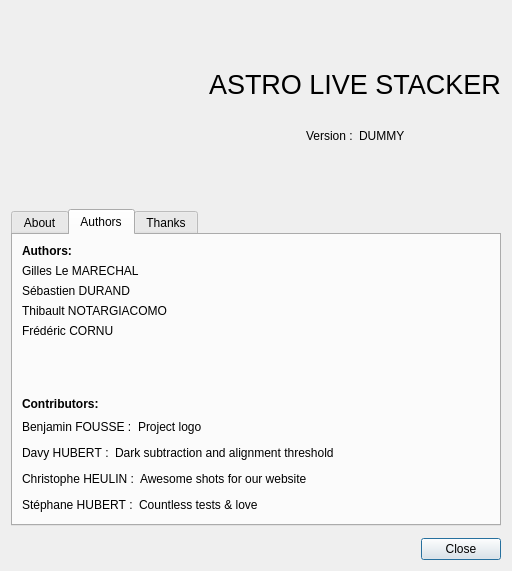
Before: the Qt Designer form src/als/ui/about_ui.ui in deufrai/als, drawn with Qt 5.
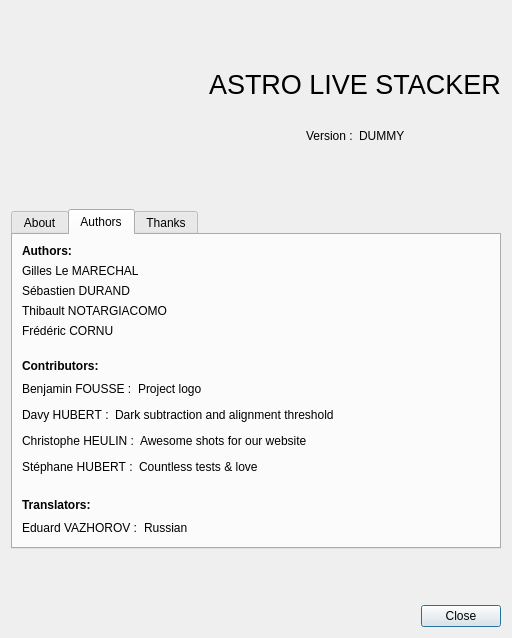
After: the same form once the commit is applied. The open tabs and pages were chosen to show the change. Icons and pictures are not drawn.

Commit message: add 'translators' section in about box

```diff
--- a/src/als/ui/about_ui.ui
+++ b/src/als/ui/about_ui.ui
@@ -10,7 +10,7 @@
     <x>0</x>
     <y>0</y>
     <width>494</width>
-    <height>571</height>
+    <height>638</height>
    </rect>
   </property>
   <property name="windowTitle">
@@ -19,7 +19,7 @@
   <property name="modal">
    <bool>true</bool>
   </property>
-  <layout class="QVBoxLayout" name="verticalLayout_8">
+  <layout class="QVBoxLayout" name="verticalLayout_9">
    <item>
     <layout class="QHBoxLayout" name="horizontalLayout_8">
      <item>
@@ -284,7 +284,7 @@
       <attribute name="title">
        <string>Authors</string>
       </attribute>
-      <layout class="QVBoxLayout" name="verticalLayout_6">
+      <layout class="QVBoxLayout" name="verticalLayout_8">
        <item>
         <layout class="QVBoxLayout" name="verticalLayout_3">
          <item>
@@ -531,6 +531,66 @@
          </item>
         </layout>
        </item>
+       <item>
+        <widget class="QLabel" name="label_33">
+         <property name="font">
+          <font>
+           <pointsize>5</pointsize>
+          </font>
+         </property>
+         <property name="text">
+          <string/>
+         </property>
+        </widget>
+       </item>
+       <item>
+        <layout class="QVBoxLayout" name="verticalLayout_6">
+         <item>
+          <widget class="QLabel" name="label_30">
+           <property name="font">
+            <font>
+             <weight>75</weight>
+             <bold>true</bold>
+            </font>
+           </property>
+           <property name="text">
+            <string>Translators:</string>
+           </property>
+          </widget>
+         </item>
+         <item>
+          <layout class="QHBoxLayout" name="horizontalLayout_9">
+           <item>
+            <widget class="QLabel" name="label_31">
+             <property name="text">
+              <string notr="true">Eduard VAZHOROV :</string>
+             </property>
+            </widget>
+           </item>
+           <item>
+            <widget class="QLabel" name="label_32">
+             <property name="text">
+              <string>Russian</string>
+             </property>
+            </widget>
+           </item>
+           <item>
+            <spacer name="horizontalSpacer_10">
+             <property name="orientation">
+              <enum>Qt::Horizontal</enum>
+             </property>
+             <property name="sizeHint" stdset="0">
+              <size>
+               <width>40</width>
+               <height>20</height>
+              </size>
+             </property>
+            </spacer>
+           </item>
+          </layout>
+         </item>
+        </layout>
+       </item>
       </layout>
      </widget>
      <widget class="QWidget" name="Thanks">
```
Left out of the diff: 2 changed lines with no effect on the pictures. The commit also changes 4 other files.
